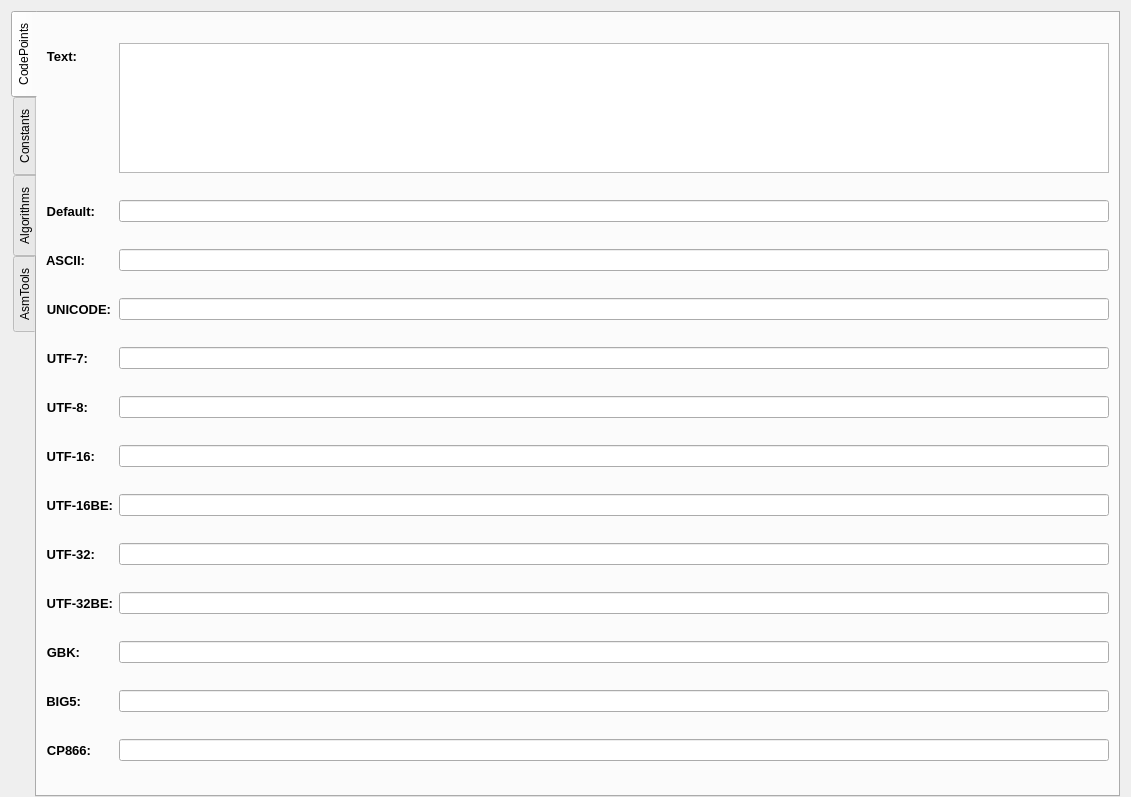
Above: src/OpenArk/ui/coderkit.ui from BlackINT3/OpenArk before the change. Below: the same form after it.
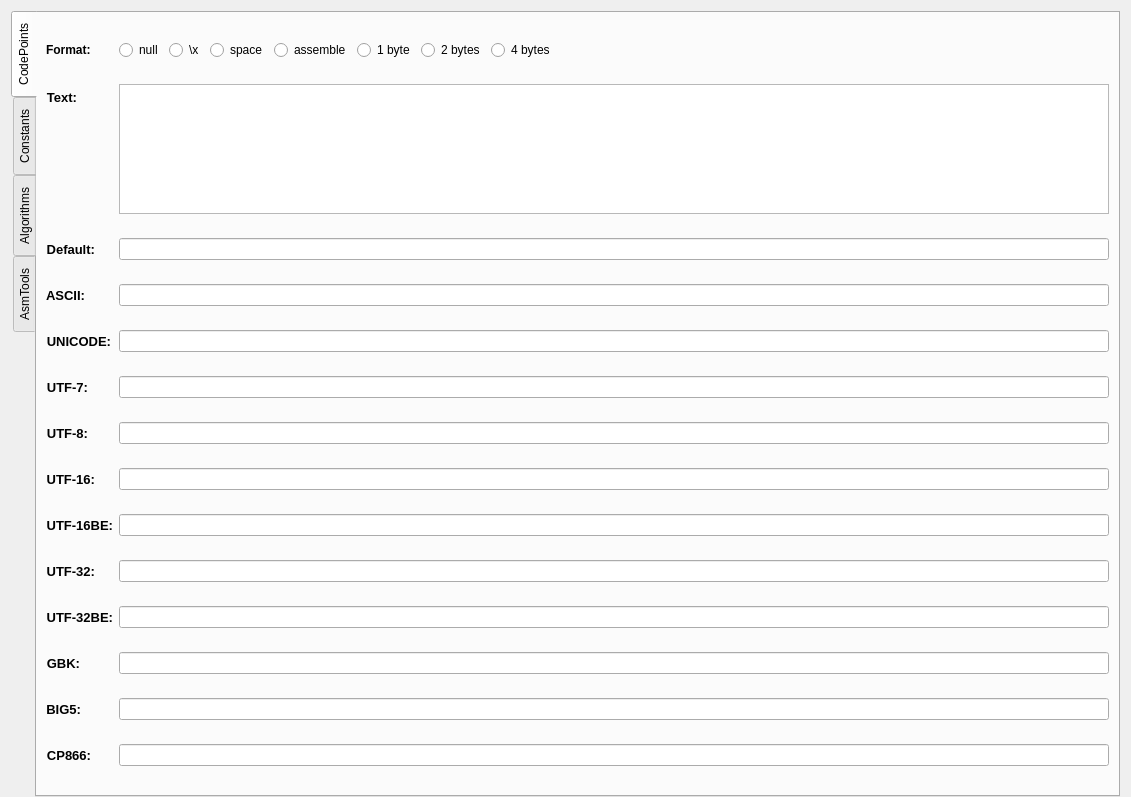
That is the form after the change.

Diff of the .ui file:
```diff
--- a/src/OpenArk/ui/coderkit.ui
+++ b/src/OpenArk/ui/coderkit.ui
@@ -54,24 +54,36 @@
        <string>CodePoints</string>
       </attribute>
       <layout class="QFormLayout" name="formLayout">
-       <item row="0" column="0">
-        <widget class="QLabel" name="label">
-         <property name="font">
-          <font>
-           <pointsize>10</pointsize>
-           <weight>75</weight>
-           <bold>true</bold>
-          </font>
-         </property>
-         <property name="text">
-          <string>Text:</string>
-         </property>
-         <property name="alignment">
-          <set>Qt::AlignRight|Qt::AlignTrailing|Qt::AlignVCenter</set>
-         </property>
-        </widget>
-       </item>
        <item row="1" column="0">
+        <widget class="QLabel" name="label_23">
+         <property name="font">
+          <font>
+           <weight>75</weight>
+           <bold>true</bold>
+          </font>
+         </property>
+         <property name="text">
+          <string>Format:</string>
+         </property>
+        </widget>
+       </item>
+       <item row="3" column="1">
+        <widget class="QTextEdit" name="textEdit">
+         <property name="sizePolicy">
+          <sizepolicy hsizetype="Expanding" vsizetype="Expanding">
+           <horstretch>0</horstretch>
+           <verstretch>0</verstretch>
+          </sizepolicy>
+         </property>
+         <property name="maximumSize">
+          <size>
+           <width>16777215</width>
+           <height>130</height>
+          </size>
+         </property>
+        </widget>
+       </item>
+       <item row="4" column="0">
         <widget class="QLabel" name="label_3">
          <property name="font">
           <font>
@@ -88,10 +100,10 @@
          </property>
         </widget>
        </item>
-       <item row="1" column="1">
+       <item row="4" column="1">
         <widget class="QLineEdit" name="defaultEdit"/>
        </item>
-       <item row="2" column="0">
+       <item row="5" column="0">
         <widget class="QLabel" name="label_2">
          <property name="font">
           <font>
@@ -108,10 +120,10 @@
          </property>
         </widget>
        </item>
-       <item row="2" column="1">
+       <item row="5" column="1">
         <widget class="QLineEdit" name="asciiEdit"/>
        </item>
-       <item row="3" column="0">
+       <item row="6" column="0">
         <widget class="QLabel" name="label_4">
          <property name="font">
           <font>
@@ -128,10 +140,10 @@
          </property>
         </widget>
        </item>
-       <item row="3" column="1">
+       <item row="6" column="1">
         <widget class="QLineEdit" name="unicodeEdit"/>
        </item>
-       <item row="4" column="0">
+       <item row="7" column="0">
         <widget class="QLabel" name="label_5">
          <property name="font">
           <font>
@@ -148,10 +160,10 @@
          </property>
         </widget>
        </item>
-       <item row="4" column="1">
+       <item row="7" column="1">
         <widget class="QLineEdit" name="utf7Edit"/>
        </item>
-       <item row="5" column="0">
+       <item row="8" column="0">
         <widget class="QLabel" name="label_6">
          <property name="font">
           <font>
@@ -168,10 +180,10 @@
          </property>
         </widget>
        </item>
-       <item row="5" column="1">
+       <item row="8" column="1">
         <widget class="QLineEdit" name="utf8Edit"/>
        </item>
-       <item row="6" column="0">
+       <item row="9" column="0">
         <widget class="QLabel" name="label_7">
          <property name="font">
           <font>
@@ -188,10 +200,10 @@
          </property>
         </widget>
        </item>
-       <item row="6" column="1">
+       <item row="9" column="1">
         <widget class="QLineEdit" name="utf16Edit"/>
        </item>
-       <item row="7" column="0">
+       <item row="11" column="0">
         <widget class="QLabel" name="label_8">
          <property name="font">
           <font>
@@ -208,10 +220,10 @@
          </property>
         </widget>
        </item>
-       <item row="7" column="1">
+       <item row="11" column="1">
         <widget class="QLineEdit" name="butf16Edit"/>
        </item>
-       <item row="8" column="0">
+       <item row="12" column="0">
         <widget class="QLabel" name="label_9">
          <property name="font">
           <font>
@@ -228,10 +240,10 @@
          </property>
         </widget>
        </item>
-       <item row="8" column="1">
+       <item row="12" column="1">
         <widget class="QLineEdit" name="utf32Edit"/>
        </item>
-       <item row="9" column="0">
+       <item row="13" column="0">
         <widget class="QLabel" name="label_10">
          <property name="font">
           <font>
@@ -248,10 +260,10 @@
          </property>
         </widget>
        </item>
-       <item row="9" column="1">
+       <item row="13" column="1">
         <widget class="QLineEdit" name="butf32Edit"/>
        </item>
-       <item row="10" column="0">
+       <item row="14" column="0">
         <widget class="QLabel" name="label_11">
          <property name="font">
           <font>
@@ -268,10 +280,10 @@
          </property>
         </widget>
        </item>
-       <item row="10" column="1">
+       <item row="14" column="1">
         <widget class="QLineEdit" name="gbkEdit"/>
        </item>
-       <item row="11" column="0">
+       <item row="15" column="0">
         <widget class="QLabel" name="label_12">
          <property name="font">
           <font>
@@ -288,10 +300,10 @@
          </property>
         </widget>
        </item>
-       <item row="11" column="1">
+       <item row="15" column="1">
         <widget class="QLineEdit" name="big5Edit"/>
        </item>
-       <item row="12" column="0">
+       <item row="18" column="0">
         <widget class="QLabel" name="label_13">
          <property name="font">
           <font>
@@ -308,22 +320,89 @@
          </property>
         </widget>
        </item>
-       <item row="12" column="1">
+       <item row="18" column="1">
         <widget class="QLineEdit" name="cp866Edit"/>
        </item>
-       <item row="0" column="1">
-        <widget class="QTextEdit" name="textEdit">
-         <property name="sizePolicy">
-          <sizepolicy hsizetype="Expanding" vsizetype="Expanding">
-           <horstretch>0</horstretch>
-           <verstretch>0</verstretch>
-          </sizepolicy>
+       <item row="1" column="1">
+        <layout class="QHBoxLayout" name="horizontalLayout_4">
+         <item>
+          <widget class="QRadioButton" name="nullRadio_2">
+           <property name="text">
+            <string>null</string>
+           </property>
+          </widget>
+         </item>
+         <item>
+          <widget class="QRadioButton" name="slashxRadio_2">
+           <property name="text">
+            <string>\x</string>
+           </property>
+          </widget>
+         </item>
+         <item>
+          <widget class="QRadioButton" name="spaceRadio_2">
+           <property name="text">
+            <string>space</string>
+           </property>
+          </widget>
+         </item>
+         <item>
+          <widget class="QRadioButton" name="assembleRadio">
+           <property name="text">
+            <string>assemble</string>
+           </property>
+          </widget>
+         </item>
+         <item>
+          <widget class="QRadioButton" name="byteRadio">
+           <property name="text">
+            <string>1 byte</string>
+           </property>
+          </widget>
+         </item>
+         <item>
+          <widget class="QRadioButton" name="twoBytesRadio">
+           <property name="text">
+            <string>2 bytes</string>
+           </property>
+          </widget>
+         </item>
+         <item>
+          <widget class="QRadioButton" name="fourBytesRadio">
+           <property name="text">
+            <string>4 bytes</string>
+           </property>
+          </widget>
+         </item>
+         <item>
+          <spacer name="horizontalSpacer_3">
+           <property name="orientation">
+            <enum>Qt::Horizontal</enum>
+           </property>
+           <property name="sizeHint" stdset="0">
+            <size>
+             <width>40</width>
+             <height>20</height>
+            </size>
+           </property>
+          </spacer>
+         </item>
+        </layout>
+       </item>
+       <item row="3" column="0">
+        <widget class="QLabel" name="label">
+         <property name="font">
+          <font>
+           <pointsize>10</pointsize>
+           <weight>75</weight>
+           <bold>true</bold>
+          </font>
          </property>
-         <property name="maximumSize">
-          <size>
-           <width>16777215</width>
-           <height>130</height>
-          </size>
+         <property name="text">
+          <string>Text:</string>
+         </property>
+         <property name="alignment">
+          <set>Qt::AlignRight|Qt::AlignTrailing|Qt::AlignVCenter</set>
          </property>
         </widget>
        </item>
```
